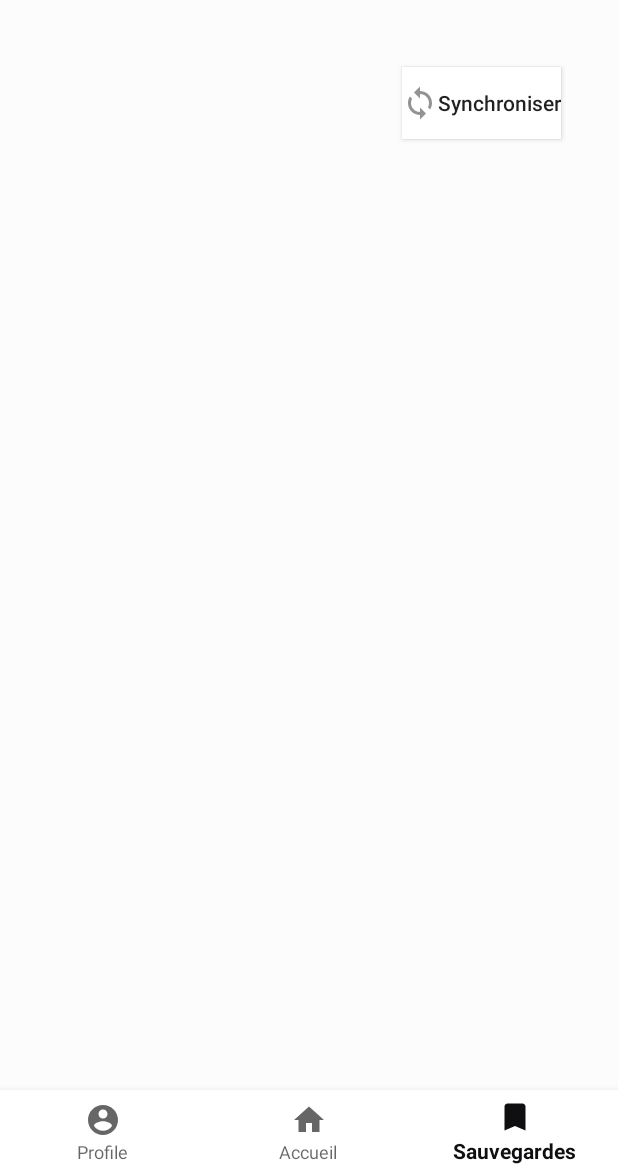
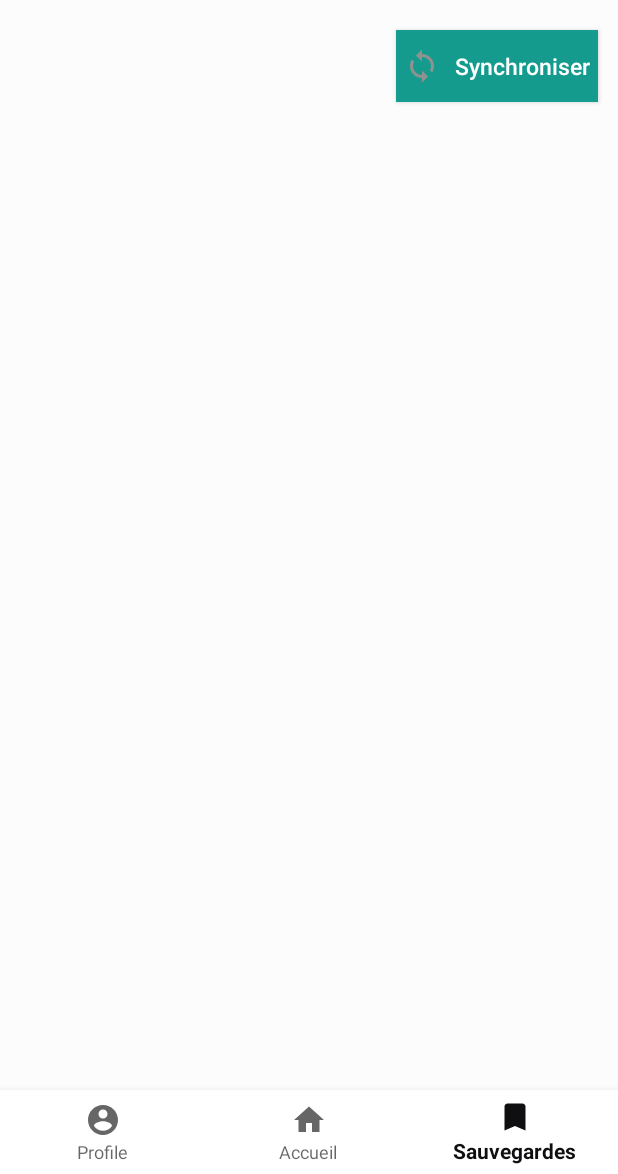
Before and after one commit to FatiMooni/DZ-now, an Android app: the HomeFragment screen opened directly, with no data from a screen before it, item 3 of the bottom bar chosen, on a phone screen of 412 x 824 dp, the part 62-1236 px from its top. Run offline under Robolectric (Android 15) with nearby library versions, the light colour scheme and no system bars; our stand-ins replace paging; libraries missing offline, so code that uses them is left out: androidx.paging, net.dankito.readability4j; pictures from the network do not load; 13 statements that could not run were skipped.

Commit message:
Saving DONE

```diff
--- a/app/src/main/java/com/example/tdm_project/services/roomDB/LocalDataBase.kt
+++ b/app/src/main/java/com/example/tdm_project/services/roomDB/LocalDataBase.kt
@@ -16,7 +16,7 @@ import com.example.tdm_project.services.dao.CategoryDao
 import com.example.tdm_project.services.dao.FeedDao
 
 @TypeConverters(Converters::class)
-@Database(entities = [Feed::class, Article::class, Category::class], version = 2 , exportSchema = false)
+@Database(entities = [Feed::class, Article::class, Category::class], version = 3 , exportSchema = false)
 abstract class LocalDataBase : RoomDatabase() {
 
 
--- a/app/src/main/java/com/example/tdm_project/view/activities/MainActivity.kt
+++ b/app/src/main/java/com/example/tdm_project/view/activities/MainActivity.kt
@@ -57,8 +57,8 @@ class MainActivity : CustomBaseActivity() {
     }
 
     override fun onOptionsItemSelected(item: MenuItem?): Boolean {
-        if(HomeFragment.verticallayout) find<RadioButton>(R.id.vert_disp).isChecked = true
-        else find<RadioButton>(R.id.hori_disp).isChecked = true
+       /* if(HomeFragment.verticallayout) find<RadioButton>(R.id.vert_disp).isChecked = true
+        else find<RadioButton>(R.id.hori_disp).isChecked = true*/
         when(item!!.itemId){
             R.id.vert_disp -> HomeFragment.verticallayout = true
             R.id.hori_disp -> HomeFragment.verticallayout = false
--- a/app/src/main/java/com/example/tdm_project/view/adapters/SavedMenuItem.kt
+++ b/app/src/main/java/com/example/tdm_project/view/adapters/SavedMenuItem.kt
@@ -20,8 +20,7 @@ import retrofit2.Response
 
 class SavedMenuItem (private val it: ArticleViewModel, private val cont: Context) : PopupMenu.OnMenuItemClickListener {
     var userId = Profile.getCurrentProfile().id
-    var article = ArticlePost(it._id!!,userId,it.title,it.uri!!,it.categoryId)
-   //var article = ArticlePost("1",userId,"Title","URI","1","test")
+    var article = ArticlePost(it._id!!,userId,it.title,it.uri!!,it.categoryId,it.categoryOrigin,it.publicationDate.toString(),it.author)
     override fun onMenuItemClick(menuItem: MenuItem): Boolean {
 
         when (menuItem.itemId) {
--- a/app/src/main/java/com/example/tdm_project/view/fragments/HomeFragment.kt
+++ b/app/src/main/java/com/example/tdm_project/view/fragments/HomeFragment.kt
@@ -96,7 +96,7 @@ class HomeFragment : Fragment() {
         rootView = inflater.inflate(R.layout.home_fragment, container, false)
         pref = PreferencesProvider(rootView.context)
 
-        userId=Profile.getCurrentProfile().id
+
         /**first step fetch all existed articles from room**/
         //set list of news
         if (!verticallayout) {
@@ -158,6 +158,7 @@ class HomeFragment : Fragment() {
         if (profile != null) {
             var greeting = userGreeting.text.toString()
             userGreeting.text = greeting + "" + profile.name.toString()
+            userId=Profile.getCurrentProfile().id
         }
         return rootView
     }
@@ -184,7 +185,7 @@ class HomeFragment : Fragment() {
                         article.isSavedOffline = !article.isSavedOffline
                         doAsync {
                               if(article.isSavedOffline){
-                                  App.db.articleDao().markArticleAsSaved(article._id)
+                                  App.db.articleDao().markArticleAsSaved(userId,article._id)
                                   context?.startService(
                                       Intent(context, FetchArticlesService::class.java)
                                           .setAction(FetchArticlesService.ACTION_ARTICLE)
--- a/app/src/main/java/com/example/tdm_project/view/fragments/SavedFragment.kt
+++ b/app/src/main/java/com/example/tdm_project/view/fragments/SavedFragment.kt
@@ -96,7 +96,7 @@ class SavedFragment : Fragment() {
 
         })
 
-        newsList = LivePagedListBuilder(App.db.articleDao().getSavedArticles(),10).build()
+        newsList = LivePagedListBuilder(App.db.articleDao().getSavedArticles(userId),10).build()
 
         newsList!!.observe(this , Observer {
             savedAdapter.submitList(it)
--- a/app/src/main/res/layout/saved_fragment.xml
+++ b/app/src/main/res/layout/saved_fragment.xml
@@ -8,11 +8,15 @@
             android:layout_width="wrap_content"
             android:layout_height="wrap_content"
             app:layout_constraintTop_toTopOf="parent"
-            android:layout_margin="30dp"
+            android:layout_margin="5dp"
             android:text="@string/sync"
+            android:padding="5dp"
+            android:textColor="@color/white"
             app:layout_constraintEnd_toEndOf="parent"
-            android:background="@color/cardview_light_background"
+            android:background="#E6009688"
             android:textAllCaps="false"
+            android:textSize="15sp"
+            android:drawablePadding="10dp"
             android:drawableLeft="@drawable/ic_sync_black_24dp"
             >
 
@@ -23,12 +27,12 @@
         app:layout_constraintStart_toStartOf="parent"
         app:layout_constraintTop_toBottomOf="@+id/btn_sync"
         android:layout_marginTop="24dp"
+        app:layout_constraintBottom_toBottomOf="parent"
 >
 
     <androidx.recyclerview.widget.RecyclerView
             android:layout_width="match_parent"
             android:layout_height="wrap_content"
-            app:layout_constraintTop_toBottomOf="@+id/btn_sync"
             android:id="@+id/recyler_view_saved_post"
             >
     </androidx.recyclerview.widget.RecyclerView>
```
Also changed, not shown: app/src/main/java/com/example/tdm_project/model/Article.kt (+20 -0 lines), app/src/main/java/com/example/tdm_project/model/data/ArticlePost.kt (+10 -1 lines), app/src/main/java/com/example/tdm_project/services/dao/ArticleDao.kt (+4 -4 lines), app/src/main/java/com/example/tdm_project/viewmodel/ArticleViewModel.kt (+85 -23 lines).
